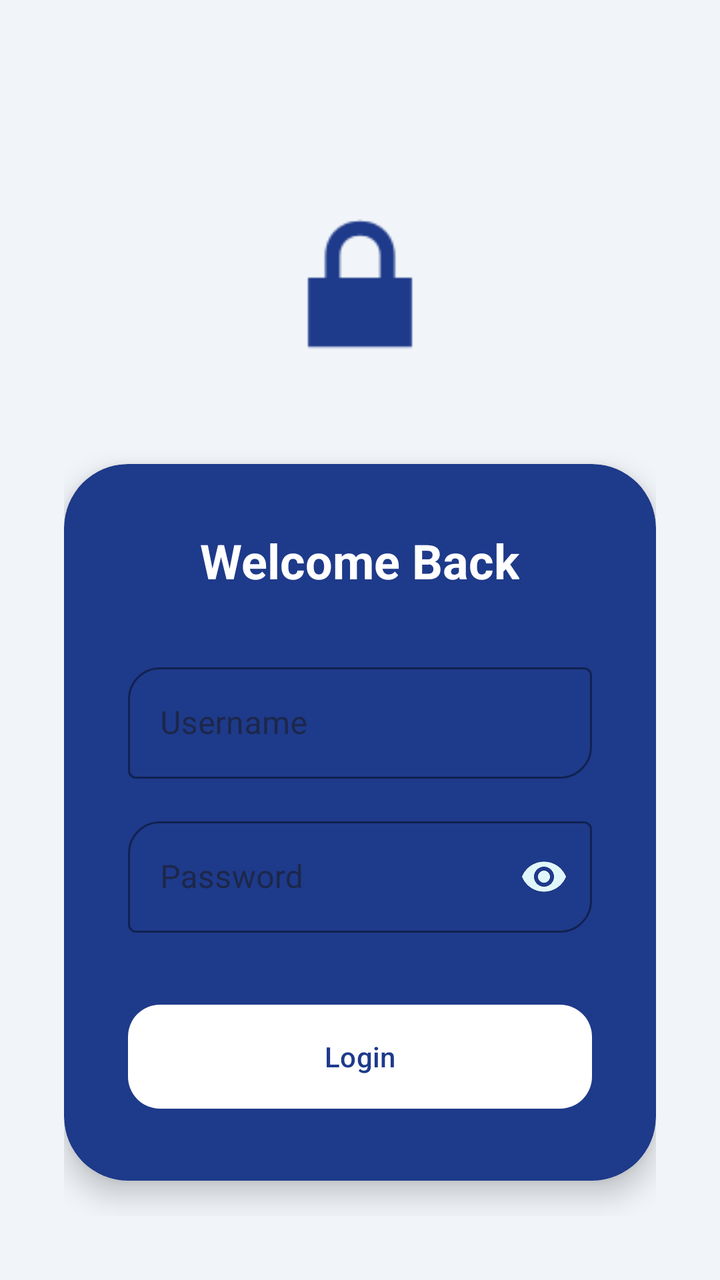
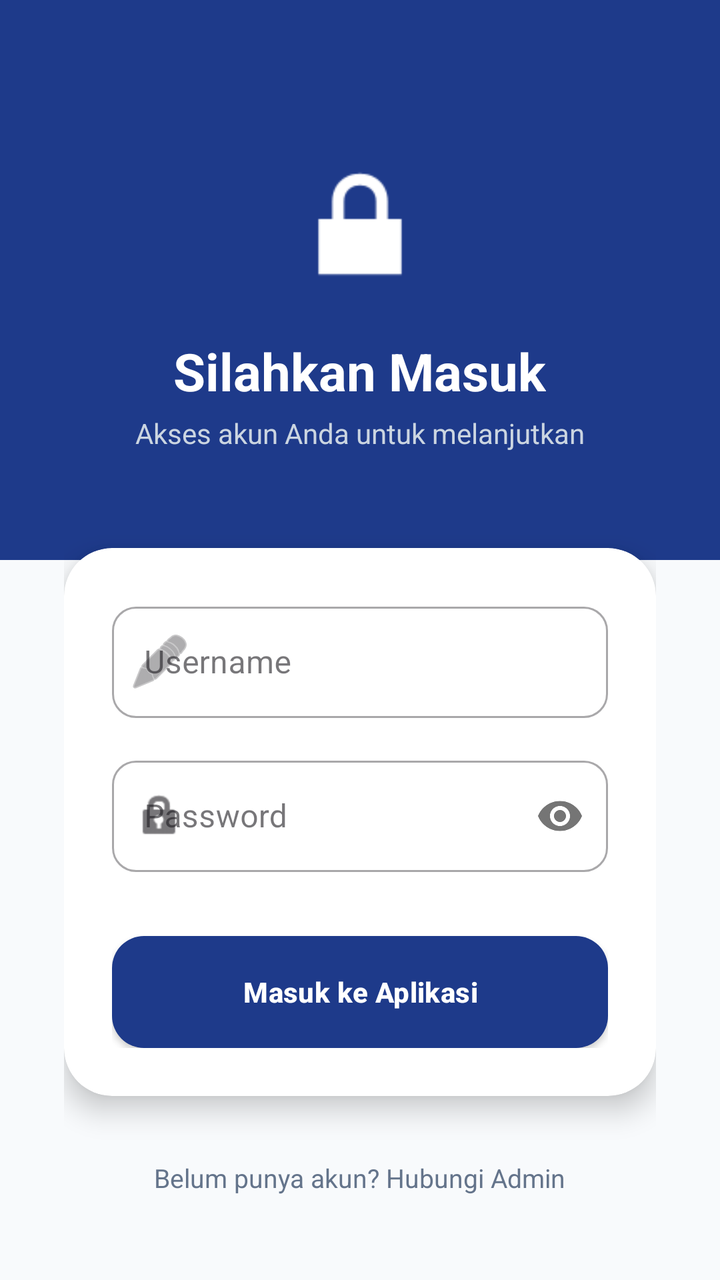

Two renders of the same Android screen: before a commit and after it. Below are the layout's source before the change and the commit's diff.
<!-- AndroidManifest.xml: application theme Theme.ProjectMobile -->
<!-- res/layout/activity_auth.xml -->
<?xml version="1.0" encoding="utf-8"?>
<androidx.constraintlayout.widget.ConstraintLayout
    xmlns:android="http://schemas.android.com/apk/res/android"
    xmlns:app="http://schemas.android.com/apk/res-auto"
    android:id="@+id/main"
    android:layout_width="match_parent"
    android:layout_height="match_parent"
    android:background="#F1F5F9"
    android:padding="32dp">

    <ImageView
        android:id="@+id/ivLogo"
        android:layout_width="100dp"
        android:layout_height="100dp"
        android:src="@android:drawable/ic_lock_lock"
        app:tint="@color/blue_pcr"
        app:layout_constraintTop_toTopOf="parent"
        app:layout_constraintStart_toStartOf="parent"
        app:layout_constraintEnd_toEndOf="parent"
        android:layout_marginTop="60dp"/>

    <com.google.android.material.card.MaterialCardView
        android:layout_width="match_parent"
        android:layout_height="wrap_content"
        android:layout_marginTop="40dp"
        app:cardBackgroundColor="@color/blue_pcr"
        app:cardCornerRadius="32dp"
        app:cardElevation="8dp"
        app:strokeWidth="0dp"
        app:layout_constraintTop_toBottomOf="@id/ivLogo">

        <LinearLayout
            android:layout_width="match_parent"
            android:layout_height="wrap_content"
            android:orientation="vertical"
            android:padding="32dp">

            <TextView
                android:layout_width="wrap_content"
                android:layout_height="wrap_content"
                android:text="Welcome Back"
                android:textColor="#FFFFFF"
                android:textSize="24sp"
                android:textStyle="bold"
                android:layout_gravity="center"
                android:layout_marginBottom="32dp"/>

            <com.google.android.material.textfield.TextInputLayout
                android:id="@+id/tilUsername"
                style="@style/Widget.MaterialComponents.TextInputLayout.OutlinedBox"
                android:layout_width="match_parent"
                android:layout_height="wrap_content"
                android:hint="Username"
                app:hintTextColor="#E0F7FA"
                app:boxStrokeColor="#FFFFFF"
                app:boxCornerRadiusTopStart="16dp"
                app:boxCornerRadiusBottomEnd="16dp"
                app:boxStrokeWidth="1dp">

                <com.google.android.material.textfield.TextInputEditText
                    android:id="@+id/etUsername"
                    android:layout_width="match_parent"
                    android:layout_height="wrap_content"
                    android:inputType="text"
                    android:textColor="#FFFFFF" />
            </com.google.android.material.textfield.TextInputLayout>

            <com.google.android.material.textfield.TextInputLayout
                android:id="@+id/tilPassword"
                style="@style/Widget.MaterialComponents.TextInputLayout.OutlinedBox"
                android:layout_width="match_parent"
                android:layout_height="wrap_content"
                android:layout_marginTop="16dp"
                android:hint="Password"
                app:hintTextColor="#E0F7FA"
                app:boxStrokeColor="#FFFFFF"
                app:boxCornerRadiusTopStart="16dp"
                app:boxCornerRadiusBottomEnd="16dp"
                app:passwordToggleEnabled="true"
                app:passwordToggleTint="#E0F7FA"
                app:boxStrokeWidth="1dp">

                <com.google.android.material.textfield.TextInputEditText
                    android:id="@+id/etPassword"
                    android:layout_width="match_parent"
                    android:layout_height="wrap_content"
                    android:inputType="textPassword"
                    android:textColor="#FFFFFF" />
            </com.google.android.material.textfield.TextInputLayout>

            <com.google.android.material.button.MaterialButton
                android:id="@+id/btnLogin"
                android:layout_width="match_parent"
                android:layout_height="60dp"
                android:layout_marginTop="32dp"
                android:text="Login"
                android:textColor="@color/blue_pcr"
                app:cornerRadius="16dp"
                app:backgroundTint="#FFFFFF" />

        </LinearLayout>
    </com.google.android.material.card.MaterialCardView>

</androidx.constraintlayout.widget.ConstraintLayout>
<!-- resources referenced by this layout -->
<resources>
  <color name="blue_pcr">#1E3A8A</color>
  <style name="Theme.ProjectMobile" parent="Base.Theme.ProjectMobile" />
  <style name="Base.Theme.ProjectMobile" parent="Theme.Material3.DayNight.NoActionBar">
          
          
      </style>
</resources>

<!-- the commit's change to res/layout/activity_auth.xml (unified diff, before → after) -->
@@ -2,103 +2,128 @@
 <androidx.constraintlayout.widget.ConstraintLayout
     xmlns:android="http://schemas.android.com/apk/res/android"
     xmlns:app="http://schemas.android.com/apk/res-auto"
-    android:id="@+id/main"
     android:layout_width="match_parent"
     android:layout_height="match_parent"
-    android:background="#F1F5F9"
-    android:padding="32dp">
+    android:background="#F8FAFC">
 
-    <ImageView
-        android:id="@+id/ivLogo"
-        android:layout_width="100dp"
-        android:layout_height="100dp"
-        android:src="@android:drawable/ic_lock_lock"
-        app:tint="@color/blue_pcr"
-        app:layout_constraintTop_toTopOf="parent"
-        app:layout_constraintStart_toStartOf="parent"
-        app:layout_constraintEnd_toEndOf="parent"
-        android:layout_marginTop="60dp"/>
+    
+    <View
+        android:layout_width="match_parent"
+        android:layout_height="280dp"
+        android:background="@color/blue_pcr"
+        app:layout_constraintTop_toTopOf="parent"/>
 
-    <com.google.android.material.card.MaterialCardView
+    <LinearLayout
         android:layout_width="match_parent"
-        android:layout_height="wrap_content"
-        android:layout_marginTop="40dp"
-        app:cardBackgroundColor="@color/blue_pcr"
-        app:cardCornerRadius="32dp"
-        app:cardElevation="8dp"
-        app:strokeWidth="0dp"
-        app:layout_constraintTop_toBottomOf="@id/ivLogo">
+        android:layout_height="match_parent"
+        android:orientation="vertical"
+        android:gravity="center_horizontal"
+        android:padding="32dp">
 
-        <LinearLayout
+        <ImageView
+            android:id="@+id/ivLogo"
+            android:layout_width="80dp"
+            android:layout_height="80dp"
+            android:src="@android:drawable/ic_lock_lock"
+            app:tint="#FFFFFF"
+            android:layout_marginTop="40dp"/>
+
+        <TextView
+            android:layout_width="wrap_content"
+            android:layout_height="wrap_content"
+            android:text="Silahkan Masuk"
+            android:textColor="#FFFFFF"
+            android:textSize="26sp"
+            android:textStyle="bold"
+            android:layout_marginTop="16dp"/>
+
+        <TextView
+            android:layout_width="wrap_content"
+            android:layout_height="wrap_content"
+            android:text="Akses akun Anda untuk melanjutkan"
+            android:textColor="#CBD5E1"
+            android:textSize="14sp"
+            android:layout_marginTop="4dp"/>
+
+        
+        <com.google.android.material.card.MaterialCardView
             android:layout_width="match_parent"
             android:layout_height="wrap_content"
-            android:orientation="vertical"
-            android:padding="32dp">
+            android:layout_marginTop="48dp"
+            app:cardBackgroundColor="@color/white"
+            app:cardCornerRadius="24dp"
+            app:cardElevation="8dp"
+            app:strokeWidth="0dp">
 
-            <TextView
-                android:layout_width="wrap_content"
-                android:layout_height="wrap_content"
-                android:text="Welcome Back"
-                android:textColor="#FFFFFF"
-                android:textSize="24sp"
-                android:textStyle="bold"
-                android:layout_gravity="center"
-                android:layout_marginBottom="32dp"/>
-
-            <com.google.android.material.textfield.TextInputLayout
-                android:id="@+id/tilUsername"
-                style="@style/Widget.MaterialComponents.TextInputLayout.OutlinedBox"
+            <LinearLayout
                 android:layout_width="match_parent"
                 android:layout_height="wrap_content"
-                android:hint="Username"
-                app:hintTextColor="#E0F7FA"
-                app:boxStrokeColor="#FFFFFF"
-                app:boxCornerRadiusTopStart="16dp"
-                app:boxCornerRadiusBottomEnd="16dp"
-                app:boxStrokeWidth="1dp">
+                android:orientation="vertical"
+                android:padding="24dp">
 
-                <com.google.android.material.textfield.TextInputEditText
-                    android:id="@+id/etUsername"
+                <com.google.android.material.textfield.TextInputLayout
+                    android:id="@+id/tilUsername"
+                    style="@style/Widget.MaterialComponents.TextInputLayout.OutlinedBox"
                     android:layout_width="match_parent"
                     android:layout_height="wrap_content"
-                    android:inputType="text"
-                    android:textColor="#FFFFFF" />
-            </com.google.android.material.textfield.TextInputLayout>
+                    android:hint="Username"
+                    app:boxCornerRadiusTopStart="12dp"
+                    app:boxCornerRadiusTopEnd="12dp"
+                    app:boxCornerRadiusBottomStart="12dp"
+                    app:boxCornerRadiusBottomEnd="12dp"
+                    app:startIconDrawable="@android:drawable/ic_menu_edit">
 
-            <com.google.android.material.textfield.TextInputLayout
-                android:id="@+id/tilPassword"
-                style="@style/Widget.MaterialComponents.TextInputLayout.OutlinedBox"
-                android:layout_width="match_parent"
-                android:layout_height="wrap_content"
-                android:layout_marginTop="16dp"
-                android:hint="Password"
-                app:hintTextColor="#E0F7FA"
-                app:boxStrokeColor="#FFFFFF"
-                app:boxCornerRadiusTopStart="16dp"
-                app:boxCornerRadiusBottomEnd="16dp"
-                app:passwordToggleEnabled="true"
-                app:passwordToggleTint="#E0F7FA"
-                app:boxStrokeWidth="1dp">
+                    <com.google.android.material.textfield.TextInputEditText
+                        android:id="@+id/etUsername"
+                        android:layout_width="match_parent"
+                        android:layout_height="wrap_content"
+                        android:inputType="text" />
+                </com.google.android.material.textfield.TextInputLayout>
 
-                <com.google.android.material.textfield.TextInputEditText
-                    android:id="@+id/etPassword"
+                <com.google.android.material.textfield.TextInputLayout
+                    android:id="@+id/tilPassword"
+                    style="@style/Widget.MaterialComponents.TextInputLayout.OutlinedBox"
                     android:layout_width="match_parent"
                     android:layout_height="wrap_content"
-                    android:inputType="textPassword"
-                    android:textColor="#FFFFFF" />
-            </com.google.android.material.textfield.TextInputLayout>
+                    android:layout_marginTop="16dp"
+                    android:hint="Password"
+                    app:boxCornerRadiusTopStart="12dp"
+                    app:boxCornerRadiusTopEnd="12dp"
+                    app:boxCornerRadiusBottomStart="12dp"
+                    app:boxCornerRadiusBottomEnd="12dp"
+                    app:passwordToggleEnabled="true"
+                    app:startIconDrawable="@android:drawable/ic_lock_idle_lock">
 
-            <com.google.android.material.button.MaterialButton
-                android:id="@+id/btnLogin"
-                android:layout_width="match_parent"
-                android:layout_height="60dp"
-                android:layout_marginTop="32dp"
-                android:text="Login"
-                android:textColor="@color/blue_pcr"
-                app:cornerRadius="16dp"
-                app:backgroundTint="#FFFFFF" />
+                    <com.google.android.material.textfield.TextInputEditText
+                        android:id="@+id/etPassword"
+                        android:layout_width="match_parent"
+                        android:layout_height="wrap_content"
+                        android:inputType="textPassword" />
+                </com.google.android.material.textfield.TextInputLayout>
 
-        </LinearLayout>
-    </com.google.android.material.card.MaterialCardView>
+                <com.google.android.material.button.MaterialButton
+                    android:id="@+id/btnLogin"
+                    android:layout_width="match_parent"
+                    android:layout_height="56dp"
+                    android:layout_marginTop="32dp"
+                    android:text="Masuk ke Aplikasi"
+                    android:textColor="@color/white"
+                    android:textStyle="bold"
+                    app:cornerRadius="16dp"
+                    app:backgroundTint="@color/blue_pcr"
+                    app:elevation="4dp"
+                    app:textAllCaps="false" />
 
+            </LinearLayout>
+        </com.google.android.material.card.MaterialCardView>
+
+        <TextView
+            android:layout_width="wrap_content"
+            android:layout_height="wrap_content"
+            android:layout_marginTop="32dp"
+            android:text="Belum punya akun? Hubungi Admin"
+            android:textColor="#64748B"
+            android:textSize="13sp"/>
+
+    </LinearLayout>
 </androidx.constraintlayout.widget.ConstraintLayout>
<!-- resource entries referenced after the edit -->
@@ -1,10 +1,22 @@
 <!-- resources referenced by this layout -->
 <resources>
   <color name="blue_pcr">#1E3A8A</color>
-  <style name="Theme.ProjectMobile" parent="Base.Theme.ProjectMobile" />
+  <color name="white">#FFFFFFFF</color>
+  <style name="Theme.ProjectMobile" parent="Base.Theme.ProjectMobile">
+          <item name="materialButtonStyle">@style/Widget.App.Button</item>
+      </style>
   <style name="Base.Theme.ProjectMobile" parent="Theme.Material3.DayNight.NoActionBar">
           
           
       </style>
+  <style name="Widget.App.Button" parent="Widget.MaterialComponents.Button">
+          <item name="android:textAllCaps">false</item>
+          <item name="android:insetTop">0dp</item>
+          <item name="android:insetBottom">0dp</item>
+          <item name="android:textStyle">bold</item>
+          <item name="android:letterSpacing">0.01</item>
+          <item name="cornerRadius">28dp</item>
+          <item name="elevation">4dp</item>
+      </style>
 </resources>
 
